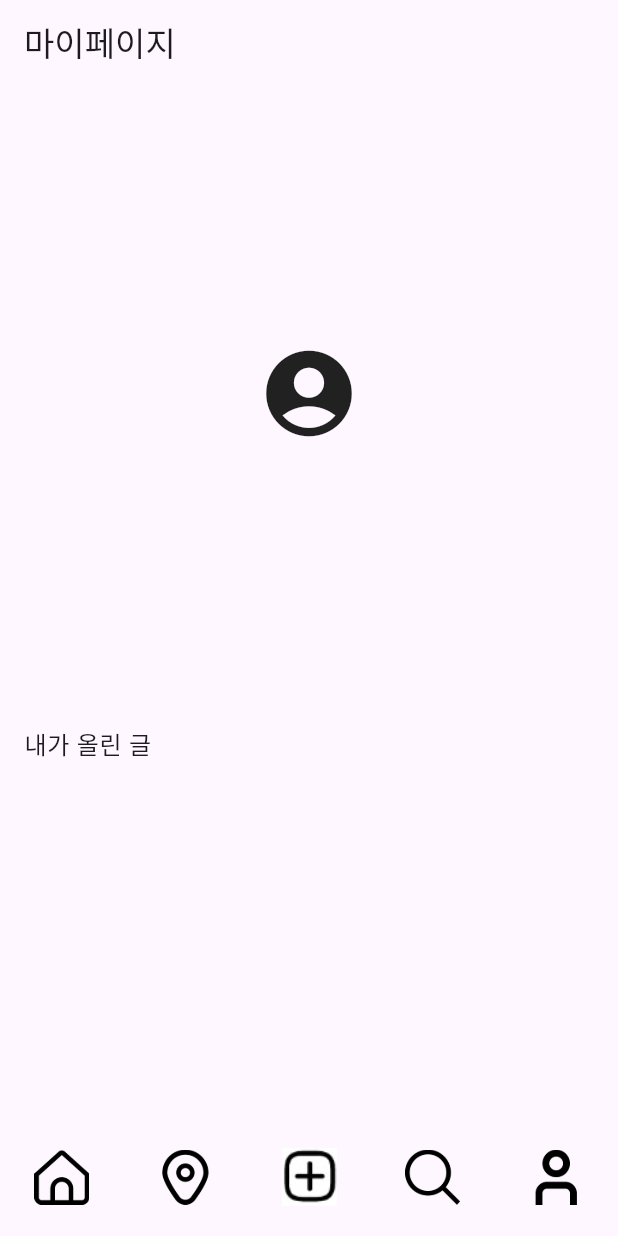
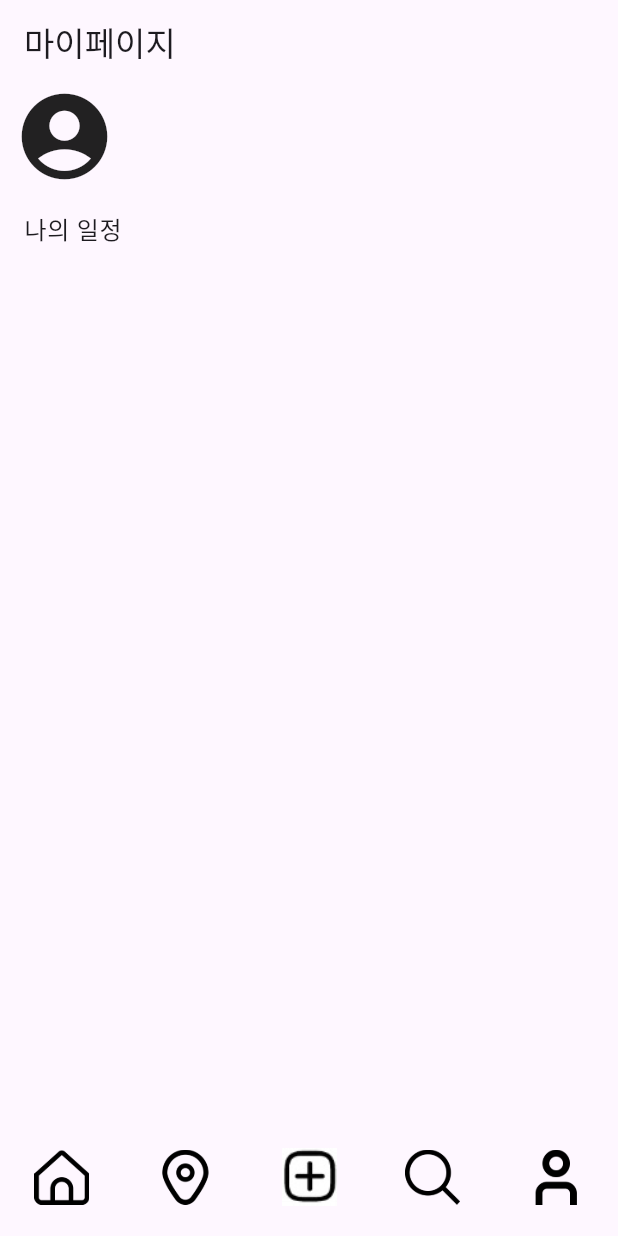
Before and after one commit to m01310g/Travel-Maker, a Flutter app: the screen it shows after launch, item 5 of the bottom bar chosen, on a phone screen of 412 x 824 dp. Run offline on Flutter 3.47's test engine with Material 3 defaults, Android fonts, the phone set to English and light mode, and no system bars; our stand-ins replace get, validators.

Commit message:
4. 프로필 위치 변경

```diff
--- a/lib/main.dart
+++ b/lib/main.dart
@@ -1,5 +1,6 @@
 import 'package:flutter/material.dart';
 import 'package:get/get.dart';
+import 'package:travelmaker/pages/user/join_page.dart';
 import 'package:travelmaker/src/app.dart';
 import 'package:travelmaker/src/binding/init_binding.dart';
 
@@ -17,7 +18,7 @@ class MyApp extends StatelessWidget {
 
       // controller를 instance로 설정
       initialBinding: InitBinding(),
-      home: const App(),
+      home: App(),
     );
   }
 }
--- a/lib/pages/post/my_page.dart
+++ b/lib/pages/post/my_page.dart
@@ -23,11 +23,11 @@ class _MyPageState extends State<MyPage> {
         body: Column(
           children: [
             Align(
-              alignment: Alignment(-0.5, -0.5),
+              alignment: Alignment(-0.95, -0.5),
               child: Container(
                 constraints: BoxConstraints(
-                  minHeight: MediaQuery.of(context).size.width,
-                  minWidth: MediaQuery.of(context).size.width,
+                  minHeight: MediaQuery.of(context).size.width / 6,
+                  minWidth: MediaQuery.of(context).size.width / 6,
                 ),
                 child: GestureDetector(
                   onTap: () {
@@ -48,7 +48,7 @@ class _MyPageState extends State<MyPage> {
                       onTap: () {
                         Get.to(const MyPostList());
                       },
-                      title: const Text("내가 올린 글"),
+                      title: const Text("나의 일정"),
                     );
                   },
                   separatorBuilder: (BuildContext context,
--- a/lib/pages/user/join_page.dart
+++ b/lib/pages/user/join_page.dart
@@ -56,7 +56,7 @@ class JoinPage extends StatelessWidget {
               // null check 필수(절대 null이 아님)
               // validate가 실행되면 방금 적은 value 값이 저장됨
               if(_formKey.currentState!.validate()) {
-                Get.to(LoginPage());
+                Get.off(LoginPage());
               }
             }
           )
--- a/lib/pages/user/login_page.dart
+++ b/lib/pages/user/login_page.dart
@@ -1,6 +1,7 @@
 import 'package:flutter/material.dart';
 import 'package:get/get.dart';
 import 'package:travelmaker/pages/home_page.dart';
+import 'package:travelmaker/src/app.dart';
 import 'package:travelmaker/src/components/custom_elevated_button.dart';
 import 'package:travelmaker/src/components/custom_text_form_field.dart';
 import 'package:travelmaker/util/validator_util.dart';
@@ -52,7 +53,7 @@ class LoginPage extends StatelessWidget {
               // null check 필수(절대 null이 아님)
               // validate가 실행되면 방금 적은 value 값이 저장됨
               if(_formKey.currentState!.validate()) {
-                Get.to(const HomePage());
+                Get.off(const App());
               }
             },
           ),
--- a/lib/src/components/custom_text_form_field.dart
+++ b/lib/src/components/custom_text_form_field.dart
@@ -16,9 +16,9 @@ class CustomTextFormField extends StatelessWidget {
         // 경우에 따라 받는 값이 다르기 때문에 함수를 외부에서 받아야 함
           validator: funValidator,
           // obscureText = 텍스트 가림 -> 비밀번호 못 보게 가림
-          obscureText: hint == "Password" ? true : false,
+          obscureText: hint == "비밀번호를 입력하세요" ? true : false,
           decoration: InputDecoration(
-            hintText: "Enter $hint",
+            hintText: "$hint",
             enabledBorder: OutlineInputBorder(
               borderRadius: BorderRadius.circular(20),
             ),
```
